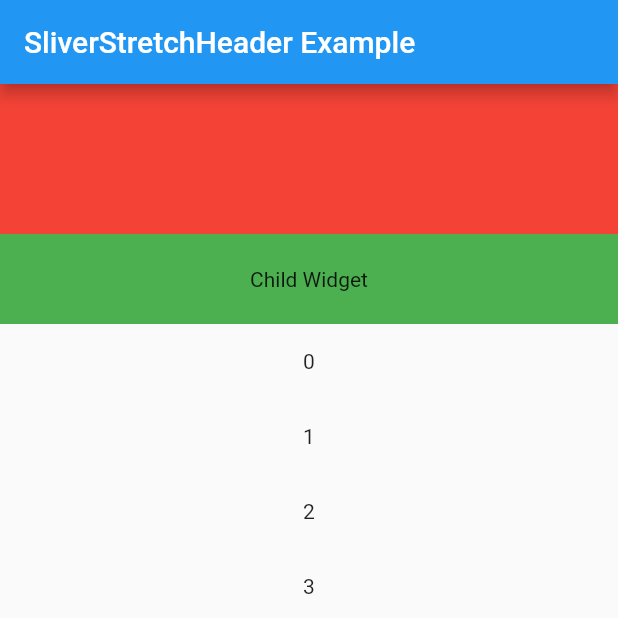
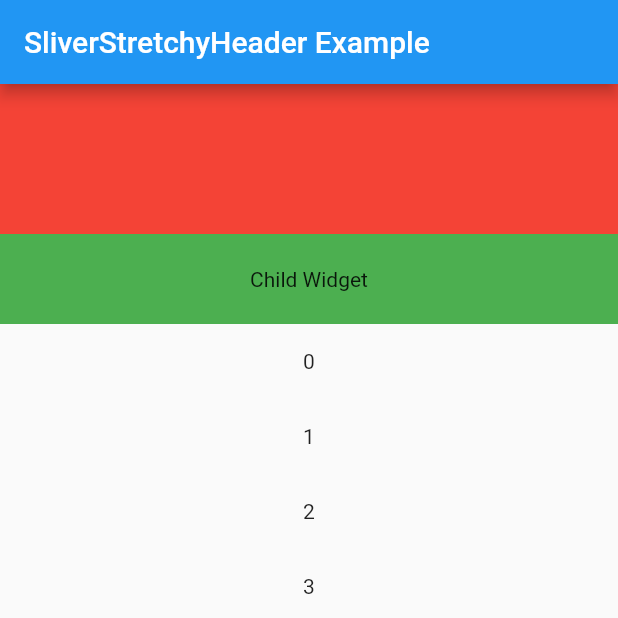
Before and after one commit to ShannonChenCHN/sliver_stretchy_header, a Flutter app: the screen it shows after launch, on a phone screen of 412 x 824 dp, the top half of it. Run offline on Flutter 3.47's test engine with Material 2 defaults, Android fonts, the phone set to English and light mode, and no system bars.

Commit message:
Rename package name  to

```diff
--- a/example/lib/main.dart
+++ b/example/lib/main.dart
@@ -1,5 +1,5 @@
 import 'package:flutter/material.dart';
-import 'package:sliver_stretch_header/sliver_stretch_header.dart';
+import 'package:sliver_stretchy_header/sliver_stretchy_header.dart';
 
 void main() {
   runApp(MyApp());
@@ -12,11 +12,11 @@ class MyApp extends StatelessWidget {
     return MaterialApp(
       home: Scaffold(
         appBar: AppBar(
-          title: Text("SliverStretchHeader Example"),
+          title: Text("SliverStretchyHeader Example"),
         ),
         body: CustomScrollView(
           slivers: [
-            SliverStretchHeader(
+            SliverStretchyHeader(
               minBlankExtent: 100,
               background: Container(
                 color: Colors.red,
--- a/example/pubspec.yaml
+++ b/example/pubspec.yaml
@@ -11,7 +11,7 @@ environment:
 dependencies:
   flutter:
     sdk: flutter
-  sliver_stretch_header:
+  sliver_stretchy_header:
     path: ../
 
 dev_dependencies:
--- a/lib/sliver_stretch_header.dart
+++ /dev/null
@@ -1,3 +0,0 @@
-library sliver_stretch_header;
-
-export 'src/widget.dart';
--- /dev/null
+++ b/lib/sliver_stretchy_header.dart
@@ -0,0 +1,3 @@
+library sliver_stretchy_header;
+
+export 'src/widget.dart';
--- a/lib/src/element.dart
+++ b/lib/src/element.dart
@@ -4,11 +4,11 @@ import 'render_object.dart';
 import 'widget.dart';
 
 /// 带有背景和下拉拉伸效果的 header
-class SliverStretchHeaderElement extends RenderObjectElement {
-  SliverStretchHeaderElement(SliverStretchHeader widget) : super(widget);
+class SliverStretchyHeaderElement extends RenderObjectElement {
+  SliverStretchyHeaderElement(SliverStretchyHeader widget) : super(widget);
 
   @override
-  SliverStretchHeader get widget => super.widget as SliverStretchHeader;
+  SliverStretchyHeader get widget => super.widget as SliverStretchyHeader;
 
   Element _background;
 
@@ -46,7 +46,7 @@ class SliverStretchHeaderElement extends RenderObjectElement {
   }
 
   @override
-  void update(SliverStretchHeader newWidget) {
+  void update(SliverStretchyHeader newWidget) {
     super.update(newWidget);
     assert(widget == newWidget);
     _child = updateChild(_child, widget.child, 0);
@@ -55,7 +55,7 @@ class SliverStretchHeaderElement extends RenderObjectElement {
 
   @override
   void insertRenderObjectChild(covariant RenderBox child, dynamic slot) {
-    final RenderSliverStretchHeader renderObject = this.renderObject;
+    final RenderSliverStretchyHeader renderObject = this.renderObject;
     if (slot == 0) renderObject.child = child;
     if (slot == 1) renderObject.background = child;
     assert(renderObject == this.renderObject);
@@ -68,7 +68,7 @@ class SliverStretchHeaderElement extends RenderObjectElement {
 
   @override
   void removeRenderObjectChild(covariant RenderObject child, dynamic slot) {
-    final RenderSliverStretchHeader renderObject = this.renderObject;
+    final RenderSliverStretchyHeader renderObject = this.renderObject;
     if (renderObject.child == child) renderObject.child = null;
     if (renderObject.background == child) renderObject.background = null;
     assert(renderObject == this.renderObject);
--- a/lib/src/render_object.dart
+++ b/lib/src/render_object.dart
@@ -3,8 +3,8 @@ import 'package:flutter/rendering.dart';
 import 'dart:math' as math;
 
 /// 带有背景和下拉拉伸效果的 header
-class RenderSliverStretchHeader extends RenderSliver with RenderSliverHelpers {
-  RenderSliverStretchHeader({
+class RenderSliverStretchyHeader extends RenderSliver with RenderSliverHelpers {
+  RenderSliverStretchyHeader({
     RenderBox child,
     RenderBox background,
     minBlankExtent = 0.0,
--- a/lib/src/widget.dart
+++ b/lib/src/widget.dart
@@ -15,8 +15,8 @@ import 'element.dart';
 /// /-------------/  /   /
 ///  /--------------/  --
 ///
-class SliverStretchHeader extends RenderObjectWidget {
-  const SliverStretchHeader({
+class SliverStretchyHeader extends RenderObjectWidget {
+  const SliverStretchyHeader({
     Key key,
     this.child,
     this.background,
@@ -35,17 +35,17 @@ class SliverStretchHeader extends RenderObjectWidget {
   final double minBlankExtent;
 
   @override
-  SliverStretchHeaderElement createElement() => SliverStretchHeaderElement(this);
+  SliverStretchyHeaderElement createElement() => SliverStretchyHeaderElement(this);
 
   @override
-  RenderSliverStretchHeader createRenderObject(BuildContext context) {
-    return RenderSliverStretchHeader(
+  RenderSliverStretchyHeader createRenderObject(BuildContext context) {
+    return RenderSliverStretchyHeader(
         minBlankExtent: minBlankExtent
     );
   }
 
   @override
-  void updateRenderObject(BuildContext context, RenderSliverStretchHeader renderObject) {
+  void updateRenderObject(BuildContext context, RenderSliverStretchyHeader renderObject) {
     renderObject..minBlankExtent = minBlankExtent;
   }
 }
--- a/pubspec.yaml
+++ b/pubspec.yaml
@@ -1,7 +1,7 @@
-name: sliver_stretch_header
+name: sliver_stretchy_header
 description: A sliver that contains a bottom-aligned box child and a stretchy box background. Use it in a CustomScrollView.
 version: 0.2.0
-homepage: https://github.com/ShannonChenCHN/sliver_stretch_header
+homepage: https://github.com/ShannonChenCHN/sliver_stretchy_header
 
 environment:
   sdk: ">=2.7.0 <3.0.0"
```
Also changed, not shown: example/pubspec.lock, 13 other files.
